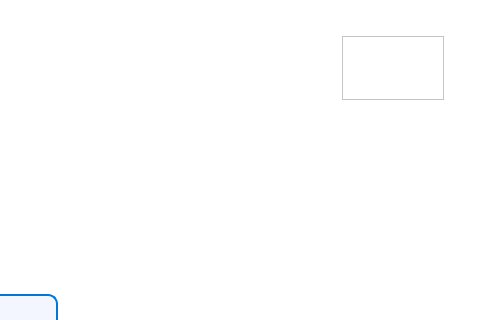
Thichgayroi/SPCK, file UI/SignUp.ui: the form before one commit; both pictures show x 544 to 1024 and y 0 to 320 of the 1024 by 768 pixel window.
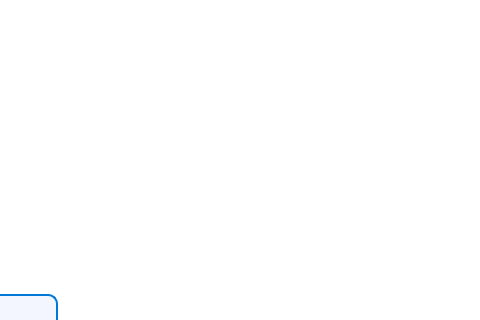
The form after the commit. Icons and pictures are not drawn.

```diff
--- a/UI/SignUp.ui
+++ b/UI/SignUp.ui
@@ -61,28 +61,6 @@
           <item>
            <widget class="QWidget" name="widget_13" native="true"/>
           </item>
-          <item>
-           <widget class="QWidget" name="widget_15" native="true">
-            <property name="maximumSize">
-             <size>
-              <width>120</width>
-              <height>16777215</height>
-             </size>
-            </property>
-            <layout class="QHBoxLayout" name="horizontalLayout_9">
-             <item>
-              <widget class="QFrame" name="frame">
-               <property name="frameShape">
-                <enum>QFrame::StyledPanel</enum>
-               </property>
-               <property name="frameShadow">
-                <enum>QFrame::Raised</enum>
-               </property>
-              </widget>
-             </item>
-            </layout>
-           </widget>
-          </item>
          </layout>
         </widget>
        </item>
```
